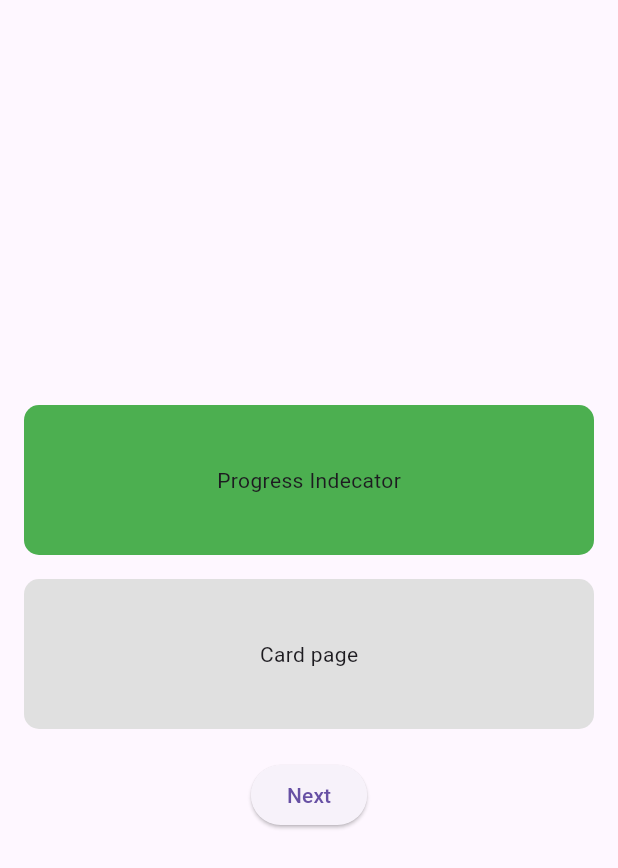
After one commit to MdAbuessa/Essential-Code, a Flutter app: the screen it shows after launch, after a tap on "Prograss abnd card page", on a phone screen of 412 x 824 dp. The commit adds this screen. Shown: the top 868 px of the screen. Run offline on Flutter 3.47's test engine with Material 3 defaults, Android fonts, the phone set to English and light mode, and no system bars; our stand-ins replace percent_indicator.

Commit message:
add container color change

```diff
--- /dev/null
+++ b/lib/container_color_change.dart
@@ -0,0 +1,102 @@
+import 'package:flutter/material.dart';
+import 'package:media_query/cardPage.dart';
+import 'package:media_query/progress_percent_indecator.dart';
+
+class ContainerColorChange extends StatefulWidget {
+  const ContainerColorChange({super.key});
+
+  @override
+  // ignore: library_private_types_in_public_api
+  _ContainerColorChangeState createState() => _ContainerColorChangeState();
+}
+
+class _ContainerColorChangeState extends State<ContainerColorChange> {
+  int _selectedContainerIndex = 0; //  int? meens its nullable
+
+  @override
+  Widget build(BuildContext context) {
+    return Scaffold(
+      body: SafeArea(
+        child: Padding(
+          padding: const EdgeInsets.all(16.0),
+          child: Center(
+            child: Column(
+              mainAxisAlignment: MainAxisAlignment.center,
+              children: [
+                GestureDetector(
+                  onTap: () {
+                    setState(() {
+                      _selectedContainerIndex = 0; // Select the first container
+                    });
+                  },
+                  child: Container(
+                    height: 100,
+                    width: double.infinity,
+                    decoration: BoxDecoration(
+                      color:
+                          _selectedContainerIndex == 0
+                              ? Colors
+                                  .green // Selected color
+                              : Colors.grey[300], // Default color
+                      borderRadius: BorderRadius.circular(10),
+                    ),
+                    child: Center(child: Text('Progress Indecator')),
+                  ),
+                ),
+                SizedBox(height: 16),
+                GestureDetector(
+                  onTap: () {
+                    setState(() {
+                      _selectedContainerIndex =
+                          1; // Select the second container
+                    });
+                  },
+                  child: Container(
+                    height: 100,
+                    width: double.infinity,
+                    decoration: BoxDecoration(
+                      color:
+                          _selectedContainerIndex == 1
+                              ? Colors
+                                  .green // Selected color
+                              : Colors.grey[300], // Default color
+                      borderRadius: BorderRadius.circular(10),
+                    ),
+                    child: Center(child: Text('Card page')),
+                  ),
+                ),
+                SizedBox(height: 20),
+                // Push the button to the bottom
+                ElevatedButton(
+                  onPressed:
+                      // ignore: unnecessary_null_comparison
+                      _selectedContainerIndex != null
+                          ? () {
+                            if (_selectedContainerIndex == 0) {
+                              Navigator.push(
+                                context,
+                                MaterialPageRoute(
+                                  builder:
+                                      (context) => ProgressPercentIndecator(),
+                                ),
+                              );
+                            } else if (_selectedContainerIndex == 1) {
+                              Navigator.push(
+                                context,
+                                MaterialPageRoute(
+                                  builder: (context) => Cardpage(),
+                                ),
+                              );
+                            }
+                          }
+                          : null, // Disable the button if no container is selected
+                  child: Text('Next'),
+                ),
+              ],
+            ),
+          ),
+        ),
+      ),
+    );
+  }
+}
--- a/lib/main.dart
+++ b/lib/main.dart
@@ -1,9 +1,7 @@
 import 'package:flutter/material.dart';
 import 'package:flutter/services.dart';
-import 'package:media_query/cardPage.dart';
+import 'package:media_query/container_color_change.dart';
 import 'package:media_query/container_inkwell.dart';
-import 'package:media_query/progress_percent_indecator.dart';
-import 'package:percent_indicator/percent_indicator.dart';
 
 void main() {
   runApp(const MyApp());
@@ -15,7 +13,7 @@ class MyApp extends StatelessWidget {
   // This widget is the root of your application.
   @override
   Widget build(BuildContext context) {
-    return MaterialApp(home: RegForm());
+    return MaterialApp(home: RegForm(), debugShowCheckedModeBanner: false);
   }
 }
 
@@ -201,26 +199,17 @@ class _RegFormState extends State<RegForm> {
                 child: Text('Container InkWell page'),
               ),
               SizedBox(height: 20),
-              ElevatedButton(
-                onPressed: () {
-                  Navigator.push(
-                    context,
-                    MaterialPageRoute(builder: (context) => Cardpage()),
-                  );
-                },
-                child: Text('Card page'),
-              ),
-              SizedBox(height: 20),
+
               ElevatedButton(
                 onPressed: () {
                   Navigator.push(
                     context,
                     MaterialPageRoute(
-                      builder: (context) => ProgressPercentIndecator(),
+                      builder: (context) => ContainerColorChange(),
                     ),
                   );
                 },
-                child: Text('Progress_Indecator'),
+                child: Text('Prograss abnd card page'),
               ),
             ],
           ),
--- a/lib/progress_percent_indecator.dart
+++ b/lib/progress_percent_indecator.dart
@@ -28,7 +28,7 @@ class _ProgressPercentIndecatorState extends State<ProgressPercentIndecator> {
   @override
   Widget build(BuildContext context) {
     return Scaffold(
-      appBar: AppBar(title: const Text('Pull to Refresh')),
+      appBar: AppBar(title: const Text('Progress Indecator')),
       body: SafeArea(
         child: RefreshIndicator(
           onRefresh: _refresh,
```
